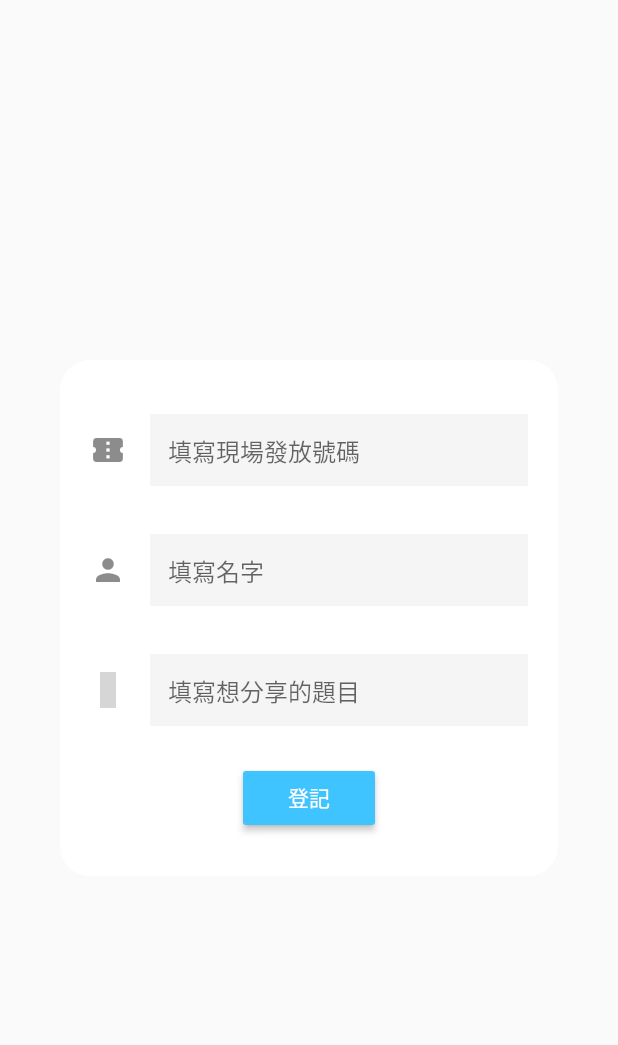
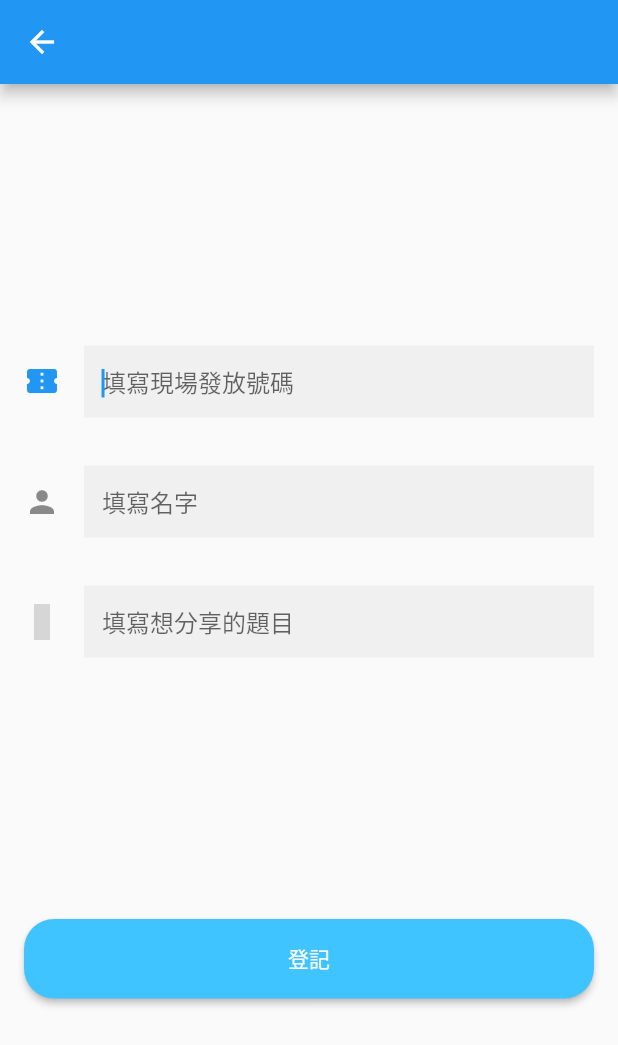
Before and after one commit to chloe722/flutter_taipei, a Flutter app: the SignUpLighteningTalkScreen screen opened directly, on a phone screen of 412 x 824 dp. Shown: the top 1045 px of the screen. Run offline on Flutter 3.47's test engine with Material 2 defaults, Android fonts, the phone set to English and light mode, and no system bars; our stand-ins replace flutter_icons; grey boxes are pictures that could not be loaded.

Commit message:
Updated signUpLighteningTalk UI

```diff
--- a/lib/data.dart
+++ b/lib/data.dart
@@ -42,7 +42,7 @@ final List<String> times = [
 //TODO
 final List<LighteningTalk> lighteningTalks = [
 
-  LighteningTalk(orderNumber: "1", speakerName: "多拉A夢", topic: "Flutter心路歷程"),
+  LighteningTalk(orderNumber: "1", speakerName: "多拉A夢", topic: "Flutter心路歷程Flutter心路歷程Flutter心路歷程Flutter心路歷程"),
   LighteningTalk(orderNumber: "2", speakerName: "大雄", topic: "接觸Flutter"),
   LighteningTalk(orderNumber: "3", speakerName: "瑞貝卡", topic: "Flutter 專案"),
   LighteningTalk(orderNumber: "4", speakerName: "小袋", topic: "Flutter 好夥伴"),
--- a/lib/screens/sign_up_lightening_talk_screen.dart
+++ b/lib/screens/sign_up_lightening_talk_screen.dart
@@ -1,15 +1,17 @@
 import 'package:flutter/material.dart';
 import 'package:flutter_icons/flutter_icons.dart';
 import 'package:flutter_taipei/constants.dart';
+import 'package:flutter_taipei/model/speaker.dart';
 import 'package:flutter_taipei/strings.dart';
-
 
 class SignUpLighteningTalkScreen extends StatefulWidget {
   @override
-  _SignUpLighteningTalkScreenState createState() => _SignUpLighteningTalkScreenState();
+  _SignUpLighteningTalkScreenState createState() =>
+      _SignUpLighteningTalkScreenState();
 }
 
-class _SignUpLighteningTalkScreenState extends State<SignUpLighteningTalkScreen> {
+class _SignUpLighteningTalkScreenState
+    extends State<SignUpLighteningTalkScreen> {
   final TextEditingController numberController = TextEditingController();
 
   final TextEditingController nameController = TextEditingController();
@@ -19,16 +21,16 @@ class _SignUpLighteningTalkScreenState extends State<SignUpLighteningTalkScreen>
   final _formKey = GlobalKey<FormState>();
 
   Widget _formField(
-      {TextEditingController controller,
-      String hint,
-      IconData icon}) {
-    return Flexible(
-      child: Padding(
+      {TextEditingController controller, String hint, IconData icon}) {
+    return Padding(
       padding: const EdgeInsets.symmetric(vertical: 16.0),
       child: TextFormField(
         controller: controller,
-          keyboardType: (hint == kNumberHint)? TextInputType.number : TextInputType.text,
+        keyboardType:
+            (hint == kNumberHint) ? TextInputType.number : TextInputType.multiline,
         validator: (val) => _validateInput(type: hint, val: val),
+        maxLines: null,
+        autofocus: true,
         decoration: InputDecoration(
           filled: true,
           border: InputBorder.none,
@@ -36,12 +38,10 @@ class _SignUpLighteningTalkScreenState extends State<SignUpLighteningTalkScreen>
           hintText: hint,
         ),
       ),
-      ),
     );
   }
 
   String _validateInput({String type, String val}) {
-
     switch (type) {
       case kNumberHint:
         if (val.isEmpty) {
@@ -54,9 +54,9 @@ class _SignUpLighteningTalkScreenState extends State<SignUpLighteningTalkScreen>
         break;
 
       case kNameHint:
-        return (val.isEmpty)? kErrorNameInput : null;
+        return (val.isEmpty) ? kErrorNameInput : null;
       case kTopicHint:
-        return (val.isEmpty)? kErrorTopicInput : null;
+        return (val.isEmpty) ? kErrorTopicInput : null;
       default:
         return null;
     }
@@ -68,9 +68,7 @@ class _SignUpLighteningTalkScreenState extends State<SignUpLighteningTalkScreen>
   }
 
   void _signUp() {
-
     if (_formKey.currentState.validate()) {
-
       String _number = numberController.value.text;
       String _name = nameController.value.text;
       String _topic = topicController.value.text;
@@ -80,20 +78,27 @@ class _SignUpLighteningTalkScreenState extends State<SignUpLighteningTalkScreen>
     }
   }
 
-  Widget _content() {
-    return  Container(
-      padding: EdgeInsets.all(20.0),
+
+  @override
+  Widget build(BuildContext context) {
+    return Scaffold(
+        appBar: AppBar(),
+        body: Center(
+          child: Container(
+            margin: EdgeInsets.symmetric(horizontal: 16.0),
             child: Form(
               key: _formKey,
-        child: SingleChildScrollView(
               child: Column(
-            mainAxisAlignment: MainAxisAlignment.spaceEvenly,
-            mainAxisSize: MainAxisSize.min,
+                mainAxisAlignment: MainAxisAlignment.start,
+                mainAxisSize: MainAxisSize.max,
                 children: <Widget>[
+                  Spacer(flex: 1),
+
                   _formField(
                     hint: kNumberHint,
                     icon: Icons.confirmation_number,
-                controller: numberController,),
+                    controller: numberController,
+                  ),
                   _formField(
                       hint: kNameHint,
                       icon: Icons.person,
@@ -102,31 +107,22 @@ class _SignUpLighteningTalkScreenState extends State<SignUpLighteningTalkScreen>
                       hint: kTopicHint,
                       icon: MaterialCommunityIcons.thought_bubble,
                       controller: topicController),
-              Padding(
-                padding: EdgeInsets.symmetric(vertical: 8.0),
-                child: RaisedButton(
+                  Spacer(flex: 1),
+                  MaterialButton(
+                    minWidth: double.infinity,
+                    shape: RoundedRectangleBorder(borderRadius: BorderRadius.circular(20.0)),
+                    padding: EdgeInsets.symmetric(horizontal: 16.0, vertical: 16.0),
                     onPressed: () => _signUp(),
                     splashColor: Colors.grey,
                     child: Text(kSignUp, style: TextStyle(color: Colors.white)),
                     color: kBgColor,
                   ),
-              )
+                  Spacer(flex: 1),
+
                 ],
               ),
             ),
           ),
-    );
-  }
-
-
-  @override
-  Widget build(BuildContext context) {
-    return Dialog(
-      shape: RoundedRectangleBorder(
-        borderRadius: BorderRadius.circular(20),
-      ),
-      elevation: 0.0,
-      child: _content(),
-    );
+        ));
   }
 }
--- a/lib/screens/talk_screen.dart
+++ b/lib/screens/talk_screen.dart
@@ -25,9 +25,7 @@ class TalkScreen extends StatelessWidget {
           ],
         ),
         onPressed: () {
-          showDialog(context: context,
-          builder: (context) => SignUpLighteningTalkScreen(),
-          barrierDismissible: true);
+           return  Navigator.push(context, MaterialPageRoute(builder: (context) => SignUpLighteningTalkScreen()));
         },
       ),
       floatingActionButtonLocation: FloatingActionButtonLocation.centerFloat,
--- a/pubspec.yaml
+++ b/pubspec.yaml
@@ -26,6 +26,7 @@ dependencies:
   cloud_firestore: 0.13.0+1
   firebase_core: 0.4.4
   flutter_icons: 1.0.0+1
+  bloc: 3.0.0
 
 
 
```
Also changed, not shown: pubspec.lock. Lines whose indentation alone changed are shown as unchanged.
